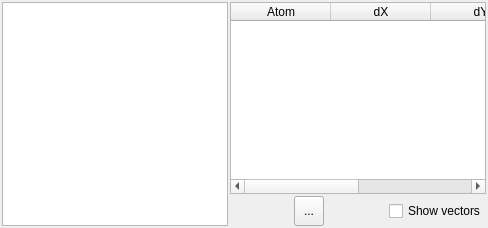
Before: the Qt Designer form src/gui/vibrations.ui in trisyoungs/aten, drawn with Qt 5.
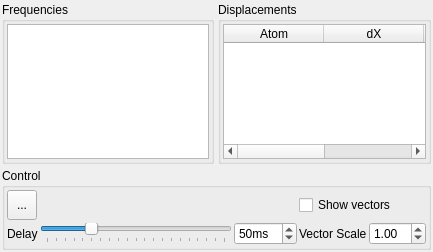
After: the same form once the commit is applied. Icons and pictures are not drawn.

Commit message: Updated Vibrations window to include vector scale and render delay controls. Rendered cylinder vibration vectors look better now. Added Canvas::editable_ flag to disable interactive elements of the Canvas, except for view manipulations. Canvas is now 'read-only' when viewing vibrations or trajectories.

```diff
--- a/src/gui/vibrations.ui
+++ b/src/gui/vibrations.ui
@@ -5,8 +5,8 @@
    <rect>
     <x>0</x>
     <y>0</y>
-    <width>488</width>
-    <height>228</height>
+    <width>433</width>
+    <height>252</height>
    </rect>
   </property>
   <property name="windowTitle" >
@@ -16,7 +16,21 @@
    <iconset resource="icons.qrc" >
     <normaloff>:/stackicons/icons/stack_build.svg</normaloff>:/stackicons/icons/stack_build.svg</iconset>
   </property>
-  <layout class="QHBoxLayout" name="horizontalLayout_2" >
+  <layout class="QVBoxLayout" name="verticalLayout" >
+   <property name="spacing" >
+    <number>4</number>
+   </property>
+   <property name="margin" >
+    <number>2</number>
+   </property>
+   <item>
+    <layout class="QHBoxLayout" name="horizontalLayout_3" >
+     <item>
+      <widget class="QGroupBox" name="FrequenciesGroup" >
+       <property name="title" >
+        <string>Frequencies</string>
+       </property>
+       <layout class="QHBoxLayout" name="horizontalLayout" >
    <property name="spacing" >
     <number>2</number>
    </property>
@@ -42,8 +56,21 @@
      </property>
     </widget>
    </item>
+       </layout>
+      </widget>
+     </item>
    <item>
-    <layout class="QVBoxLayout" name="verticalLayout" >
+      <widget class="QGroupBox" name="DisplacementsGroup" >
+       <property name="title" >
+        <string>Displacements</string>
+       </property>
+       <layout class="QHBoxLayout" name="horizontalLayout_2" >
+        <property name="spacing" >
+         <number>2</number>
+        </property>
+        <property name="margin" >
+         <number>2</number>
+        </property>
      <item>
       <widget class="QTableWidget" name="DisplacementsTable" >
        <property name="sizePolicy" >
@@ -86,22 +113,105 @@
        </column>
       </widget>
      </item>
+       </layout>
+      </widget>
+     </item>
+    </layout>
+   </item>
      <item>
-      <layout class="QHBoxLayout" name="horizontalLayout" >
+    <widget class="QGroupBox" name="ControlGroup" >
+     <property name="title" >
+      <string>Control</string>
+     </property>
+     <layout class="QHBoxLayout" name="horizontalLayout_5" >
+      <property name="spacing" >
+       <number>2</number>
+      </property>
+      <property name="margin" >
+       <number>2</number>
+      </property>
        <item>
-        <spacer name="horizontalSpacer" >
+       <layout class="QGridLayout" name="gridLayout" >
+        <item row="0" column="2" colspan="2" >
+         <widget class="QCheckBox" name="ShowVectorsCheck" >
+          <property name="text" >
+           <string>Show vectors</string>
+          </property>
+         </widget>
+        </item>
+        <item row="1" column="2" >
+         <widget class="QLabel" name="label" >
+          <property name="sizePolicy" >
+           <sizepolicy vsizetype="Preferred" hsizetype="Minimum" >
+            <horstretch>0</horstretch>
+            <verstretch>0</verstretch>
+           </sizepolicy>
+          </property>
+          <property name="text" >
+           <string>Vector Scale</string>
+          </property>
+         </widget>
+        </item>
+        <item row="1" column="3" >
+         <widget class="QDoubleSpinBox" name="VectorScaleSpin" >
+          <property name="singleStep" >
+           <double>0.100000000000000</double>
+          </property>
+          <property name="value" >
+           <double>1.000000000000000</double>
+          </property>
+         </widget>
+        </item>
+        <item row="1" column="0" colspan="2" >
+         <layout class="QHBoxLayout" name="horizontalLayout_4" >
+          <item>
+           <widget class="QLabel" name="label_2" >
+            <property name="sizePolicy" >
+             <sizepolicy vsizetype="Preferred" hsizetype="Minimum" >
+              <horstretch>0</horstretch>
+              <verstretch>0</verstretch>
+             </sizepolicy>
+            </property>
+            <property name="text" >
+             <string>Delay</string>
+            </property>
+           </widget>
+          </item>
+          <item>
+           <widget class="QSlider" name="DelaySlider" >
+            <property name="maximum" >
+             <number>200</number>
+            </property>
+            <property name="value" >
+             <number>50</number>
+            </property>
          <property name="orientation" >
           <enum>Qt::Horizontal</enum>
          </property>
-         <property name="sizeHint" stdset="0" >
-          <size>
-           <width>40</width>
-           <height>20</height>
-          </size>
-         </property>
-        </spacer>
+            <property name="tickPosition" >
+             <enum>QSlider::TicksBelow</enum>
+            </property>
+            <property name="tickInterval" >
+             <number>10</number>
+            </property>
+           </widget>
        </item>
        <item>
+           <widget class="QSpinBox" name="DelaySpin" >
+            <property name="suffix" >
+             <string>ms</string>
+            </property>
+            <property name="maximum" >
+             <number>200</number>
+            </property>
+            <property name="value" >
+             <number>50</number>
+            </property>
+           </widget>
+          </item>
+         </layout>
+        </item>
+        <item row="0" column="0" >
         <widget class="QToolButton" name="PlayPauseVibration" >
          <property name="minimumSize" >
           <size>
@@ -127,8 +237,8 @@
          </property>
         </widget>
        </item>
-       <item>
-        <spacer name="horizontalSpacer_2" >
+        <item row="0" column="1" >
+         <spacer name="horizontalSpacer" >
          <property name="orientation" >
           <enum>Qt::Horizontal</enum>
          </property>
@@ -140,16 +250,10 @@
          </property>
         </spacer>
        </item>
-       <item>
-        <widget class="QCheckBox" name="ShowVectorsCheck" >
-         <property name="text" >
-          <string>Show vectors</string>
-         </property>
-        </widget>
-       </item>
-      </layout>
-     </item>
-    </layout>
+       </layout>
+      </item>
+     </layout>
+    </widget>
    </item>
   </layout>
  </widget>
```
Left out of the diff: 35 changed lines with no effect on the pictures. Lines whose indentation alone changed are shown as unchanged. The commit also changes 10 other files.
